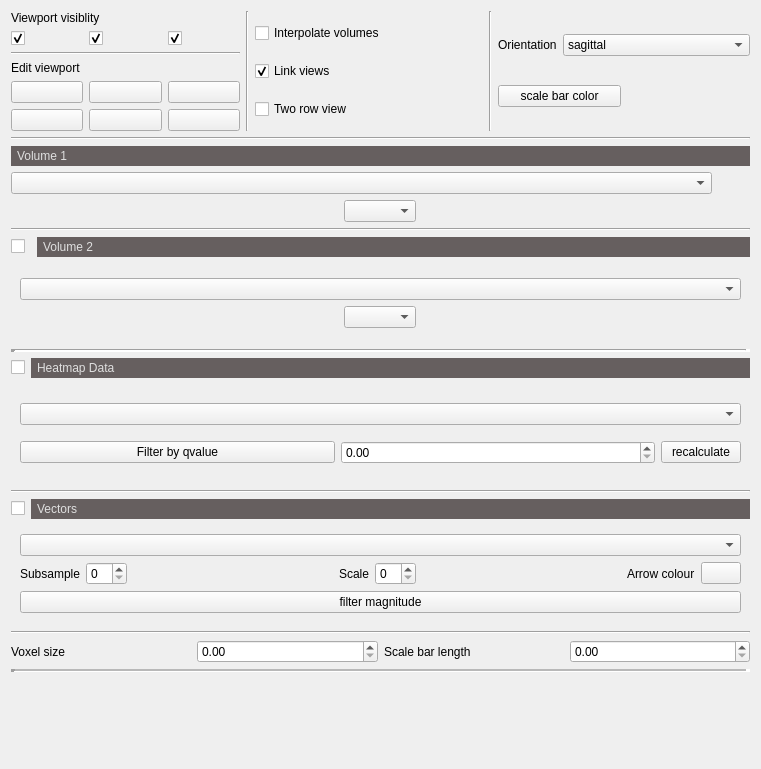
Qt form ui/ui_datatab.ui (VCCRI/vpv) before a commit.
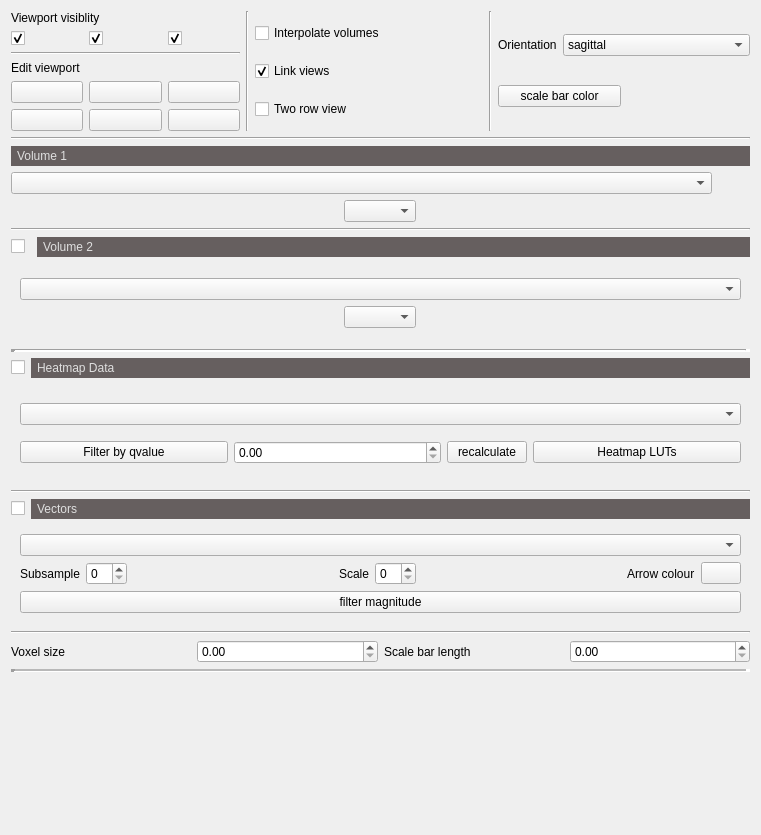
The same form after that commit. Icons and pictures are not drawn.

```diff
--- a/ui/ui_datatab.ui
+++ b/ui/ui_datatab.ui
@@ -7,7 +7,7 @@
     <x>0</x>
     <y>0</y>
     <width>761</width>
-    <height>769</height>
+    <height>835</height>
    </rect>
   </property>
   <property name="windowTitle">
@@ -467,6 +467,13 @@
           </property>
          </widget>
         </item>
+        <item>
+         <widget class="QPushButton" name="pushButtonPosLUT">
+          <property name="text">
+           <string>Heatmap LUTs</string>
+          </property>
+         </widget>
+        </item>
        </layout>
       </item>
       <item>
```
